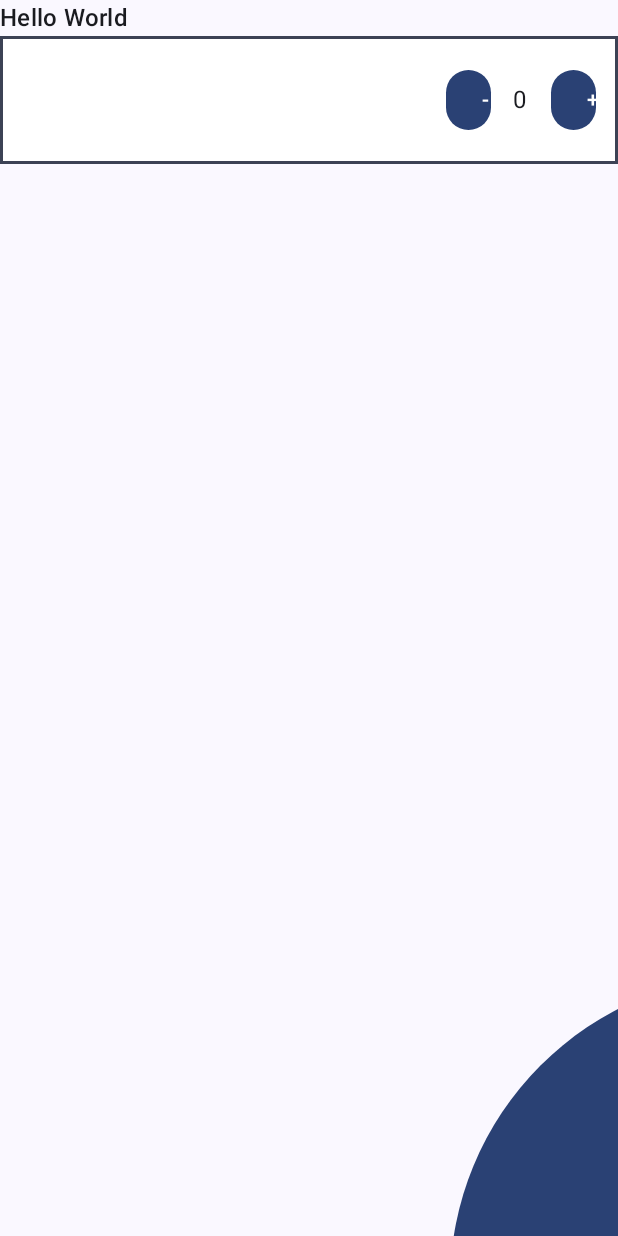
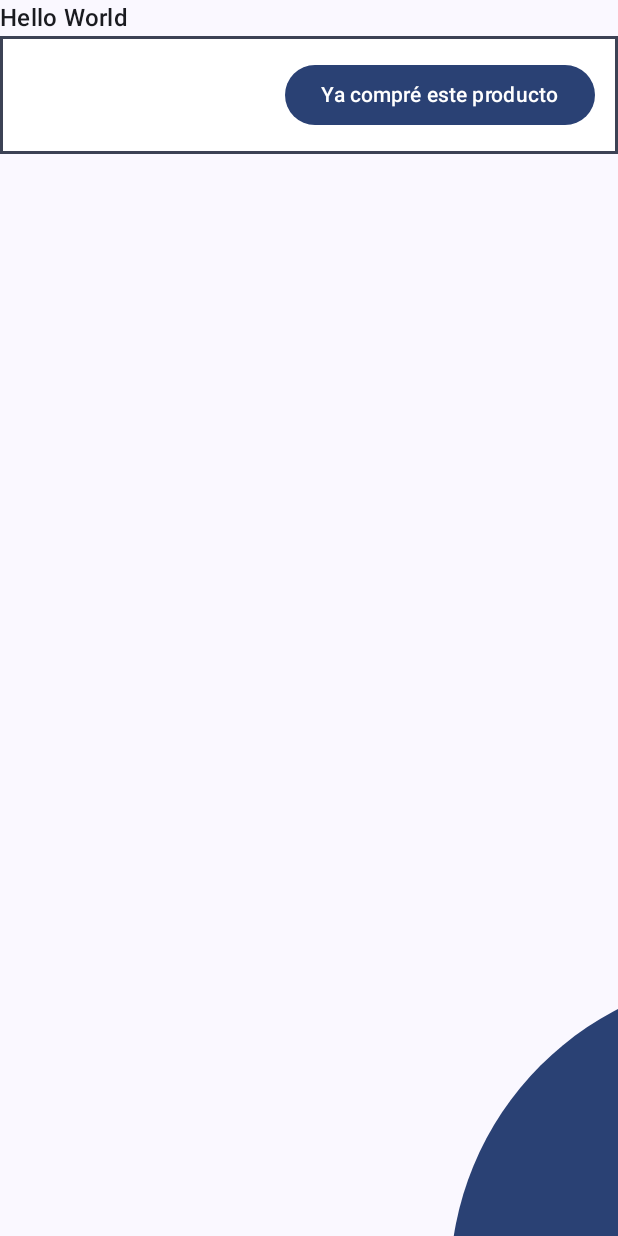
Before and after one commit to LuiggiPasacheL/Produra, an Android app built with Jetpack Compose: the AddProductView screen opened through its navigation route, after a tap on "Agregar producto", on a phone screen of 412 x 824 dp. Run offline under Robolectric (Android 15) with nearby library versions, the phone set to English and light mode, and no system bars; our stand-ins replace Dagger/Hilt's generated code, Room's generated code.

Commit message:
Change model quantity attributes to boolean mustBePurchased

```diff
--- a/app/src/main/java/com/example/produra/infrastructure/entities/ProductEntity.kt
+++ b/app/src/main/java/com/example/produra/infrastructure/entities/ProductEntity.kt
@@ -10,18 +10,14 @@ data class ProductEntity(
     @PrimaryKey(autoGenerate = true) @ColumnInfo(name = "id") val id: Int?,
     @ColumnInfo(name = "name") val name: String,
     @ColumnInfo(name = "description") val description: String,
-    @ColumnInfo(name = "minQuantity") val minQuantity: Int,
-    @ColumnInfo(name = "quantity") val quantity: Int,
-    @ColumnInfo(name = "units") val units: String
+    @ColumnInfo(name = "mustBePurchased") val mustBePurchased: Boolean,
 ) {
     companion object {
         fun fromProduct(p: Product): ProductEntity {
             return ProductEntity(
                 id = p.id,
-                units = p.units,
-                quantity = p.quantity,
-                minQuantity = p.minQuantity,
                 description = p.description,
+                mustBePurchased = p.mustBePurchased,
                 name = p.name
             )
         }
@@ -30,9 +26,7 @@ data class ProductEntity(
     fun toProduct(): Product {
         return Product(
             id = this.id,
-            units = this.units,
-            quantity = this.quantity,
-            minQuantity = this.minQuantity,
+            mustBePurchased = this.mustBePurchased,
             description = this.description,
             name = this.name
         )
--- a/app/src/main/java/com/example/produra/model/Product.kt
+++ b/app/src/main/java/com/example/produra/model/Product.kt
@@ -4,7 +4,5 @@ data class Product(
     val id: Int?,
     val name: String,
     val description: String,
-    val minQuantity: Int,
-    val quantity: Int,
-    val units: String
+    val mustBePurchased: Boolean,
 )
--- a/app/src/main/java/com/example/produra/presentation/addProduct/AddProductState.kt
+++ b/app/src/main/java/com/example/produra/presentation/addProduct/AddProductState.kt
@@ -3,32 +3,10 @@ package com.example.produra.presentation.addProduct
 import com.example.produra.model.Product
 
 data class AddProductState(
-    val name: String = "",
-    val description: String = "",
-    val minQuantity: Int = 1,
-    val quantity: Int = 0,
-    val units: String = ""
-) {
-    fun toProduct(): Product {
-        return Product(
-            id = null,
-            name = name,
-            description = description,
-            minQuantity = minQuantity,
-            quantity = quantity,
-            units = units
-        )
-    }
-
-    companion object {
-        fun fromProduct(p: Product): AddProductState {
-            return AddProductState(
-                name = p.name,
-                description = p.description,
-                minQuantity = p.minQuantity,
-                quantity = p.quantity,
-                units = p.units
-            )
-        }
-    }
-}
+    val product: Product = Product(
+        id = null,
+        name = "",
+        description = "",
+        mustBePurchased = false,
+    )
+)
--- a/app/src/main/java/com/example/produra/presentation/addProduct/AddProductView.kt
+++ b/app/src/main/java/com/example/produra/presentation/addProduct/AddProductView.kt
@@ -1,61 +1,31 @@
 package com.example.produra.presentation.addProduct
 
 import androidx.compose.foundation.layout.Column
-import androidx.compose.foundation.layout.Row
 import androidx.compose.foundation.layout.fillMaxSize
-import androidx.compose.foundation.layout.fillMaxWidth
 import androidx.compose.material3.Button
 import androidx.compose.material3.Text
 import androidx.compose.material3.TextField
 import androidx.compose.runtime.Composable
 import androidx.compose.ui.Modifier
 import androidx.hilt.navigation.compose.hiltViewModel
-import com.example.produra.presentation.addProduct.components.DropdownUnits
 
 @Composable
-fun AddProductView(viewModel: AddProductViewModel = hiltViewModel(), onNavigateToListProducts: () -> Unit) {
+fun AddProductView(
+    viewModel: AddProductViewModel = hiltViewModel(), onNavigateToListProducts: () -> Unit
+) {
     val state = viewModel.state
 
     Column(Modifier.fillMaxSize()) {
-        val quantityOptions = listOf(
-            "kg", "g", "unidad", "mano"
-        )
-        TextField(value = state.name, label = { Text("Nombre") }, onValueChange = { name ->
-            viewModel.onValueChanged(name = name)
+        TextField(value = state.product.name, label = { Text("Nombre") }, onValueChange = { name ->
+            val product = state.product.copy(name = name)
+            viewModel.onValueChanged(product = product)
         })
-        TextField(value = state.description,
+        TextField(value = state.product.description,
             label = { Text("Descripción") },
             onValueChange = { description ->
-                viewModel.onValueChanged(description = description)
+                val product = state.product.copy(description = description)
+                viewModel.onValueChanged(product = product)
             })
-        Row(modifier = Modifier.fillMaxWidth()) {
-            TextField(value = state.quantity.toString(),
-                label = { Text("Cantidad") },
-                onValueChange = { quantity ->
-                    if (quantity != "") {
-                        viewModel.onValueChanged(quantity = quantity.toInt())
-                    }
-                })
-            DropdownUnits(
-                label = "medida", onValueChange = { units ->
-                    viewModel.onValueChanged(units = units)
-                }, elements = quantityOptions
-            )
-        }
-        Row(modifier = Modifier.fillMaxWidth()) {
-            TextField(value = state.minQuantity.toString(),
-                label = { Text("Cantidad minima") },
-                onValueChange = { minQuantity ->
-                    if (minQuantity != "") {
-                        viewModel.onValueChanged(minQuantity = minQuantity.toInt())
-                    }
-                })
-            DropdownUnits(
-                label = "medida", onValueChange = { units ->
-                    viewModel.onValueChanged(units = units)
-                }, elements = quantityOptions
-            )
-        }
         Button(onClick = {
             viewModel.actionForm()
             onNavigateToListProducts()
--- a/app/src/main/java/com/example/produra/presentation/productList/ProductListView.kt
+++ b/app/src/main/java/com/example/produra/presentation/productList/ProductListView.kt
@@ -32,8 +32,7 @@ fun ProductListView(
         Text(text = "Hello World", style = MaterialTheme.typography.titleMedium)
         ProductListComponent(
             products = state.products,
-            decreaseProductQuantity = { viewModel.decreaseProductQuantity(it) },
-            increaseProductQuantity = { viewModel.increaseProductQuantity(it) }
+            toggleProductMustBePurchased = { product -> viewModel.toggleProductMustBePurchased(product) }
         )
     }
 
--- a/app/src/main/java/com/example/produra/presentation/productList/components/ProductCard.kt
+++ b/app/src/main/java/com/example/produra/presentation/productList/components/ProductCard.kt
@@ -7,7 +7,6 @@ import androidx.compose.foundation.layout.Box
 import androidx.compose.foundation.layout.Row
 import androidx.compose.foundation.layout.fillMaxWidth
 import androidx.compose.foundation.layout.padding
-import androidx.compose.foundation.layout.width
 import androidx.compose.material3.Button
 import androidx.compose.material3.MaterialTheme
 import androidx.compose.material3.Text
@@ -21,10 +20,7 @@ import com.example.produra.model.Product
 
 @Composable
 fun ProductCard(
-    modifier: Modifier = Modifier,
-    product: Product,
-    decreaseProductQuantity: (Product) -> Unit,
-    increaseProductQuantity: (Product) -> Unit
+    modifier: Modifier = Modifier, product: Product, toggleProductMustBePurchased: (Product) -> Unit
 ) {
     val alignment = Alignment.CenterVertically
     Row(
@@ -40,31 +36,16 @@ fun ProductCard(
         }
         Box {
             Row(Modifier.padding(15.dp, 15.dp, 15.dp, 15.dp), verticalAlignment = alignment) {
-                val modifierButton = Modifier.width(30.dp)
-
-                DecreaseProductButton(modifier = modifierButton, onClick = {
-                    decreaseProductQuantity(product)
-                })
-                Text(text = product.quantity.toString(), Modifier.padding(15.dp))
-                IncreaseProductButton(modifier = modifierButton, onClick = {
-                    increaseProductQuantity(product)
-                })
+                println(product.id.toString() + " " + product.mustBePurchased.toString())
+                Button(onClick = { toggleProductMustBePurchased(product) }) {
+                    if (product.mustBePurchased) {
+                        Text(text = "Necesito comprar este producto")
+                    } else {
+                        Text(text = "Ya compré este producto")
+                    }
+                }
             }
         }
-    }
-}
-
-@Composable
-fun DecreaseProductButton(modifier: Modifier, onClick: () -> Unit) {
-    Button(onClick = onClick, modifier) {
-        Text(text = "-")
-    }
-}
-
-@Composable
-fun IncreaseProductButton(modifier: Modifier, onClick: () -> Unit) {
-    Button(onClick = onClick, modifier) {
-        Text(text = "+")
     }
 }
 
@@ -72,11 +53,10 @@ fun IncreaseProductButton(modifier: Modifier, onClick: () -> Unit) {
 @Composable
 fun ProductCardPreview() {
     val p = Product(
-        1, "Plátano", "Color amarillo", 1, 12, "mano"
+        1, "Plátano", "Color amarillo", true
     )
 
     ProductCard(product = p,
         modifier = Modifier.padding(0.dp, 0.dp, 0.dp, 15.dp),
-        decreaseProductQuantity = { },
-        increaseProductQuantity = { })
+        toggleProductMustBePurchased = { })
 }
--- a/app/src/main/java/com/example/produra/presentation/productList/components/ProductsListComponent.kt
+++ b/app/src/main/java/com/example/produra/presentation/productList/components/ProductsListComponent.kt
@@ -12,15 +12,13 @@ import com.example.produra.model.Product
 @Composable
 fun ProductListComponent(
     products: List<Product>,
-    decreaseProductQuantity: (Product) -> Unit,
-    increaseProductQuantity: (Product) -> Unit
+    toggleProductMustBePurchased: (Product) -> Unit,
 ) {
     LazyColumn {
         items(products) { product ->
             ProductCard(
                 product = product, modifier = Modifier.padding(0.dp, 0.dp, 0.dp, 15.dp),
-                decreaseProductQuantity = decreaseProductQuantity,
-                increaseProductQuantity = increaseProductQuantity
+                toggleProductMustBePurchased = toggleProductMustBePurchased,
             )
         }
     }
@@ -30,10 +28,10 @@ fun ProductListComponent(
 @Composable
 fun ProductListComponentPreview() {
     val products = listOf(
-        Product(1, "Plátano", "Color amarillo", 1, 12, "mano"),
-        Product(2, "Banana", "Tulepera con la banana", 1, 20, "hand"),
-        Product(3, "Manzana", "Manzana", 1, 10, "unidades")
+        Product(1, "Plátano", "Color amarillo", true),
+        Product(2, "Banana", "Tulepera con la banana", false),
+        Product(3, "Manzana", "Manzana", true)
     )
 
-    ProductListComponent(products = products, decreaseProductQuantity = {}) {}
+    ProductListComponent(products = products, toggleProductMustBePurchased = {})
 }
```
Also changed, not shown: app/src/main/java/com/example/produra/presentation/addProduct/AddProductViewModel.kt (+4 -11 lines), app/src/main/java/com/example/produra/presentation/productList/ProductListViewModel.kt (+3 -12 lines), 1 other file.
